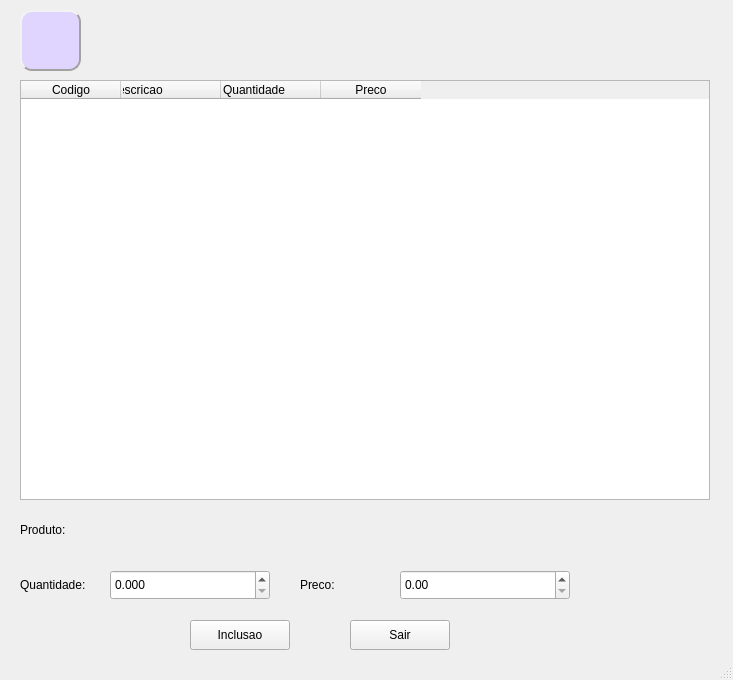
First picture: the form in telas/alteracao_pdv.ui, repository htisistema/SISCOM, before the edit.
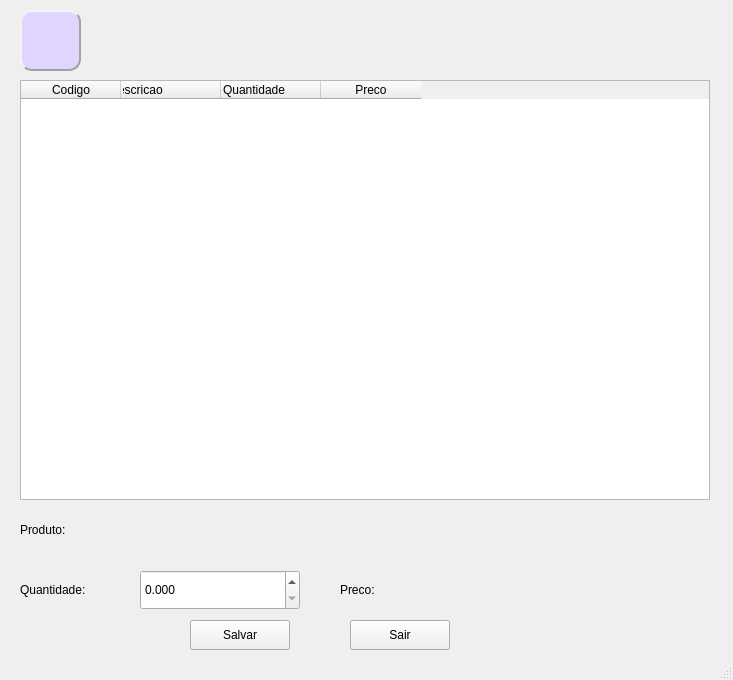
Second picture: the form after the edit. Icons and pictures are not drawn.

The edit to the form file:
```diff
--- a/telas/alteracao_pdv.ui
+++ b/telas/alteracao_pdv.ui
@@ -75,7 +75,7 @@
      <string notr="true"/>
     </property>
     <property name="text">
-     <string>Inclusao</string>
+     <string>Salvar</string>
     </property>
    </widget>
    <widget class="QPushButton" name="bt_sair">
@@ -155,10 +155,13 @@
      <rect>
       <x>20</x>
       <y>570</y>
-      <width>80</width>
-      <height>30</height>
+      <width>90</width>
+      <height>40</height>
      </rect>
     </property>
+    <property name="styleSheet">
+     <string notr="true">font: 700 12pt &quot;Segoe UI&quot;;</string>
+    </property>
     <property name="text">
      <string>Quantidade:</string>
     </property>
@@ -166,12 +169,15 @@
    <widget class="QLabel" name="label_3">
     <property name="geometry">
      <rect>
-      <x>300</x>
+      <x>340</x>
       <y>570</y>
       <width>80</width>
-      <height>30</height>
+      <height>40</height>
      </rect>
     </property>
+    <property name="styleSheet">
+     <string notr="true">font: 700 12pt &quot;Segoe UI&quot;;</string>
+    </property>
     <property name="text">
      <string>Preco:</string>
     </property>
@@ -179,10 +185,10 @@
    <widget class="QDoubleSpinBox" name="ds_quantidade">
     <property name="geometry">
      <rect>
-      <x>110</x>
+      <x>140</x>
       <y>570</y>
       <width>160</width>
-      <height>30</height>
+      <height>40</height>
      </rect>
     </property>
     <property name="layoutDirection">
@@ -198,20 +204,23 @@
      <double>99999.990000000005239</double>
     </property>
    </widget>
-   <widget class="QDoubleSpinBox" name="ds_preco">
+   <widget class="QLabel" name="preco">
     <property name="geometry">
      <rect>
-      <x>400</x>
+      <x>430</x>
       <y>570</y>
-      <width>170</width>
-      <height>30</height>
+      <width>160</width>
+      <height>40</height>
      </rect>
     </property>
-    <property name="readOnly">
-     <bool>false</bool>
+    <property name="styleSheet">
+     <string notr="true">font: 700 12pt &quot;Segoe UI&quot;;</string>
     </property>
-    <property name="buttonSymbols">
-     <enum>QAbstractSpinBox::UpDownArrows</enum>
+    <property name="text">
+     <string/>
+    </property>
+    <property name="textFormat">
+     <enum>Qt::PlainText</enum>
     </property>
    </widget>
   </widget>
```
Left out of the diff: 7 changed lines with no effect on the pictures.
